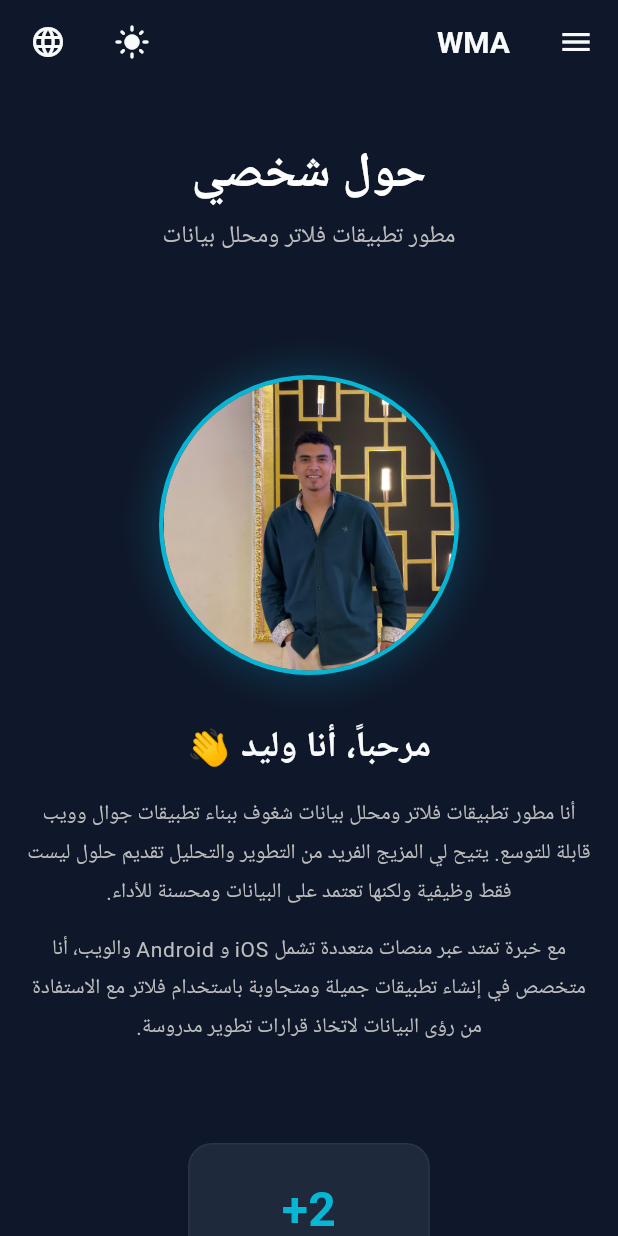
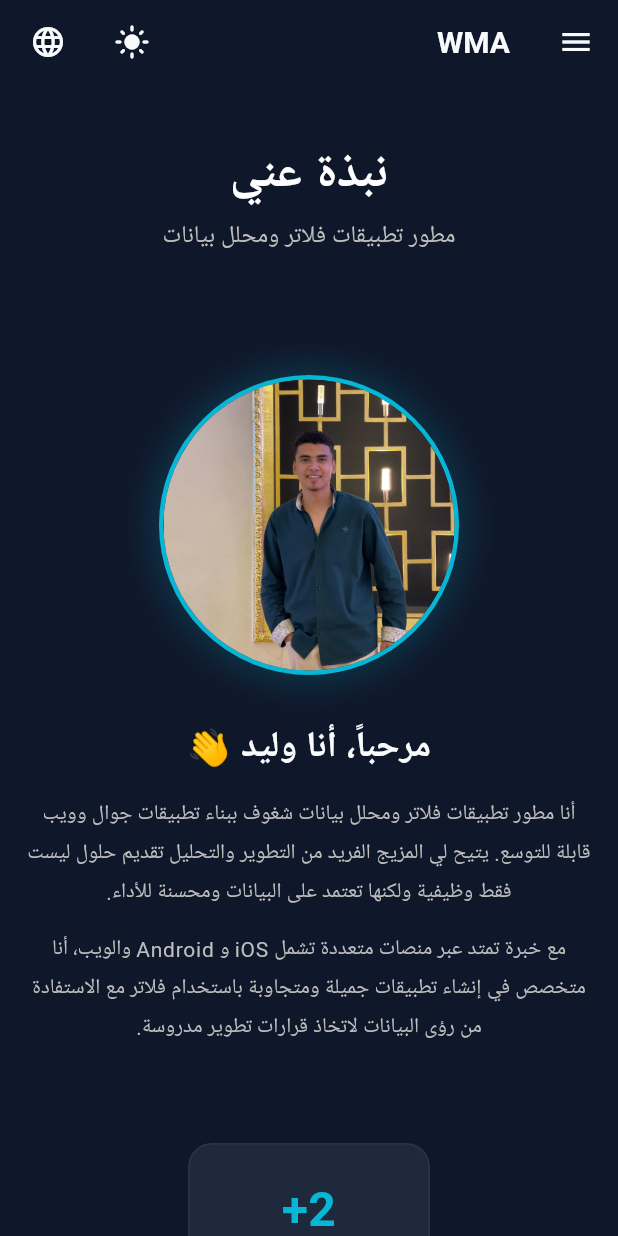
Before and after one commit to WaleedAbozeid/my-portfolio, a Flutter app: the AboutPageNew screen opened by its route, after a tap on the "dark mode" icon, after a tap on the "language" icon, on a phone screen of 412 x 824 dp. Run offline on Flutter 3.47's test engine with Material 3 defaults, Android fonts, the phone set to English and light mode, and no system bars; our stand-ins replace animate_do, flutter_form_builder, font_awesome_flutter, form_builder_validators, go_router, google_fonts and 1 more; accounts and stored records are empty; Roboto replaces fonts that are missing (Cairo).

Commit message:
fix(copy): update about_title to 'نبذة عني' and set customer satisfaction metric to 100%

```diff
--- a/assets/l10n/ar.json
+++ b/assets/l10n/ar.json
@@ -17,7 +17,7 @@
     "contact_subject": "الموضوع",
     "contact_message": "الرسالة",
     "contact_submit": "إرسال الرسالة",
-    "about_title": "حول شخصي",
+    "about_title": "نبذة عني",
     "about_subtitle": "مطور تطبيقات فلاتر ومحلل بيانات",
     "about_greeting": "مرحباً، أنا وليد 👋",
     "about_description_1": "أنا مطور تطبيقات فلاتر ومحلل بيانات شغوف ببناء تطبيقات جوال وويب قابلة للتوسع. يتيح لي المزيج الفريد من التطوير والتحليل تقديم حلول ليست فقط وظيفية ولكنها تعتمد على البيانات ومحسنة للأداء.",
--- a/lib/features/about/presentation/pages/about_page_new.dart
+++ b/lib/features/about/presentation/pages/about_page_new.dart
@@ -179,7 +179,7 @@ class AboutPageNew extends StatelessWidget {
                       ),
                       const SizedBox(height: 16),
                       _StatCard(
-                        value: '-',
+                        value: '100%',
                         label: AppLocalizations.of(context).translate('about_satisfaction_label'),
                         subtitle: AppLocalizations.of(context).translate('about_satisfaction_sub'),
                       ),
@@ -206,7 +206,7 @@ class AboutPageNew extends StatelessWidget {
                       SizedBox(width: responsive.getSpacing()),
                       Expanded(
                         child: _StatCard(
-                          value: '-',
+                          value: '100%',
                           label: AppLocalizations.of(context).translate('about_satisfaction_label'),
                           subtitle: AppLocalizations.of(context).translate('about_satisfaction_sub'),
                         ),
```
